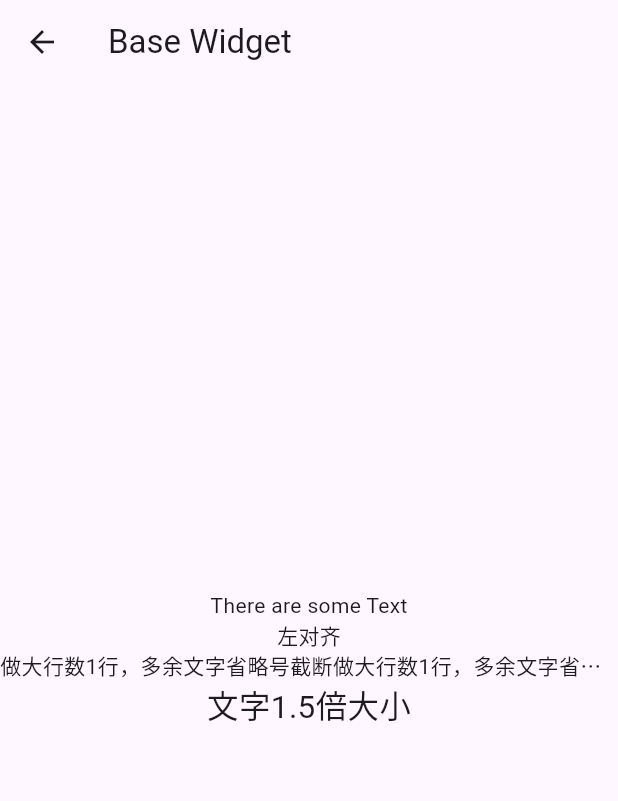
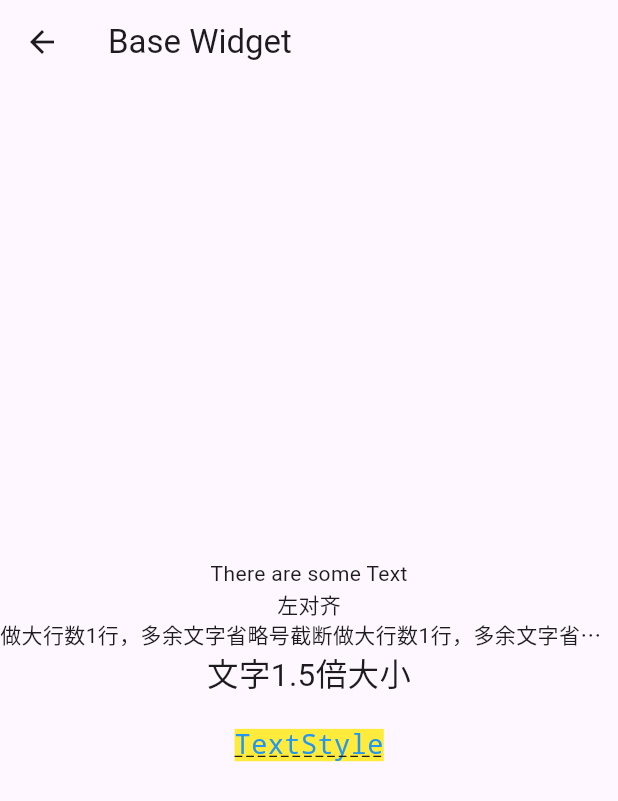
Before and after one commit to KuAi1995/flutterfl, a Flutter app: the BaseWidget screen opened directly, on a phone screen of 412 x 824 dp. Shown: the top 801 px of the screen. Run offline on Flutter 3.47's test engine with Material 3 defaults, Android fonts, the phone set to English and light mode, and no system bars.

Commit message:
add TextStyle

```diff
--- a/lib/base_widget.dart
+++ b/lib/base_widget.dart
@@ -23,6 +23,18 @@ class BaseWidget extends StatelessWidget {
             Text("文字1.5倍大小",
               textScaleFactor: 1.5,
             ),
+            Text(" "),
+            Text("TextStyle",
+              style: TextStyle(
+                  color: Colors.blue,
+                  fontSize: 18.0,
+                  height: 1.2,
+                  fontFamily: "Courier",
+                  background: Paint()..color=Colors.yellow,
+                  decoration:TextDecoration.underline,
+                  decorationStyle: TextDecorationStyle.dashed
+              ),
+            ),
           ],
         )
       ),
```
